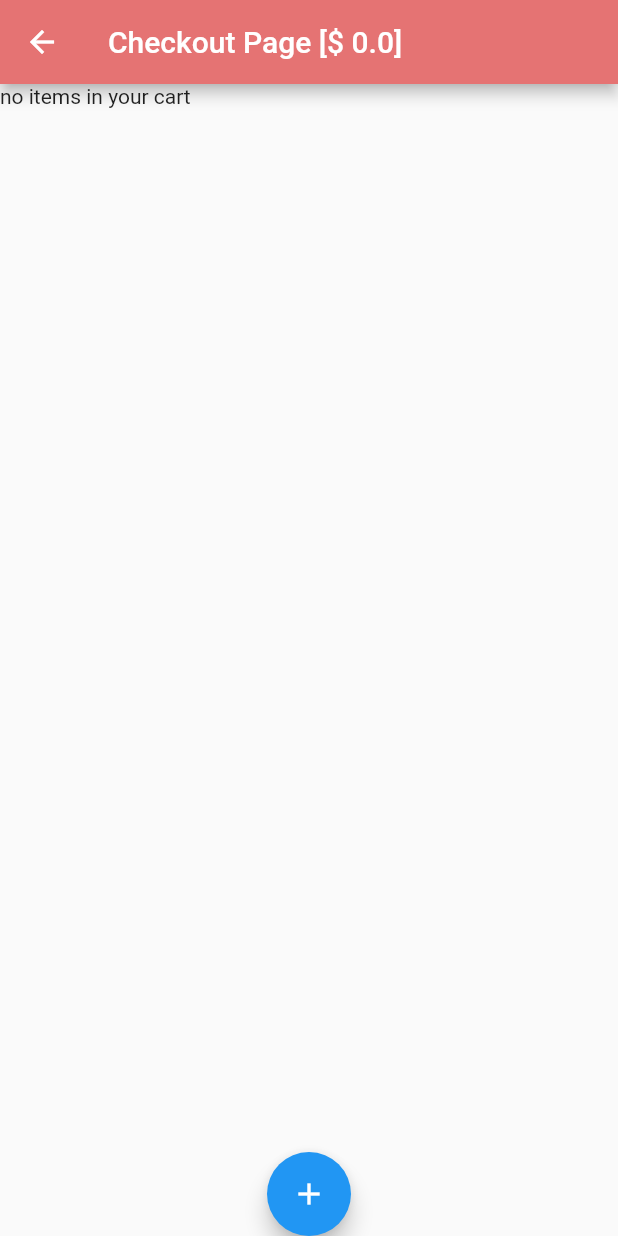
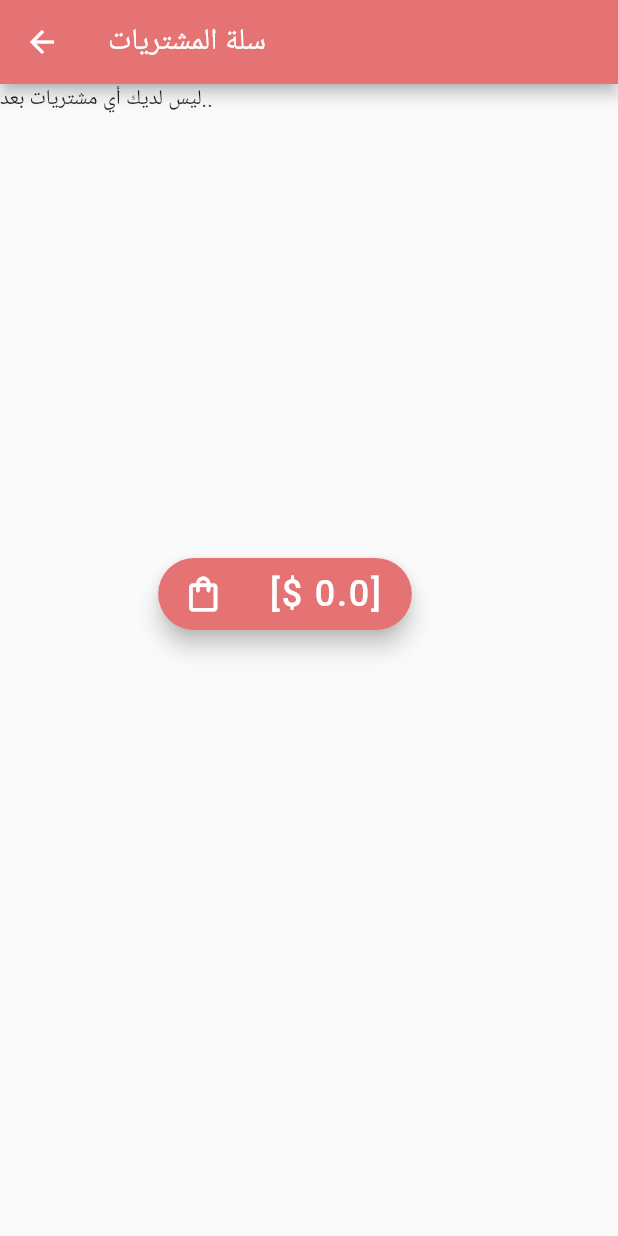
Before and after one commit to AlaaAlshamaa/babysita, a Flutter app: the Mycart screen opened directly, on a phone screen of 412 x 824 dp. Run offline on Flutter 3.47's test engine with Material 2 defaults, Android fonts, the phone set to English and light mode, and no system bars; our stand-ins replace bloc, dio, flutter_bloc, shared_preferences; accounts and stored records are empty.

Commit message:
+-quantity .. bloc problem

```diff
--- a/lib/3/HomePage.dart
+++ b/lib/3/HomePage.dart
@@ -17,9 +17,10 @@ class _HomePageState extends State<HomePage> {
     Item(
       title: 'T-SHIRT ',
       price: 500.0,
+      quantity: 1,
     ),
-    Item(title: 'SHOES ', price: 400.0),
-    Item(title: 'PRASHOT', price: 40.0),
+    Item(title: 'SHOES ', price: 400.0, quantity: 1),
+    Item(title: 'PRASHOT', price: 40.0, quantity: 1),
   ];
   @override
   Widget build(BuildContext context) {
--- a/lib/3/ItemModel.dart
+++ b/lib/3/ItemModel.dart
@@ -3,18 +3,22 @@ import 'dart:convert';
 class Item {
   String title;
   double price;
+  int quantity;
   Item({
     required this.title,
     required this.price,
+    required this.quantity,
   });
 
   Item copyWith({
     String? title,
     double? price,
+    int? quantity,
   }) {
     return Item(
       title: title ?? this.title,
       price: price ?? this.price,
+      quantity: quantity ?? this.quantity,
     );
   }
 
@@ -23,6 +27,7 @@ class Item {
 
     result.addAll({'title': title});
     result.addAll({'price': price});
+    result.addAll({'quantity': quantity});
 
     return result;
   }
@@ -31,6 +36,7 @@ class Item {
     return Item(
       title: map['title'] ?? '',
       price: map['price']?.toDouble() ?? 0.0,
+      quantity: map['quantity']?.toInt() ?? 0,
     );
   }
 
@@ -39,15 +45,19 @@ class Item {
   factory Item.fromJson(String source) => Item.fromMap(json.decode(source));
 
   @override
-  String toString() => 'Item(title: $title, price: $price)';
+  String toString() =>
+      'Item(title: $title, price: $price , quantity: $quantity)';
 
   @override
   bool operator ==(Object other) {
     if (identical(this, other)) return true;
 
-    return other is Item && other.title == title && other.price == price;
+    return other is Item &&
+        other.title == title &&
+        other.price == price &&
+        other.quantity == quantity;
   }
 
   @override
-  int get hashCode => title.hashCode ^ price.hashCode;
+  int get hashCode => title.hashCode ^ price.hashCode ^ quantity.hashCode;
 }
--- a/lib/3/Mycart.dart
+++ b/lib/3/Mycart.dart
@@ -1,6 +1,9 @@
 import 'package:flutter/material.dart';
 import 'package:testgit/3/CartModel.dart';
 import 'package:provider/provider.dart';
+import 'package:flutter_bloc/flutter_bloc.dart';
+
+import 'bloc/cart_bloc.dart';
 
 class Mycart extends StatefulWidget {
   // Mycart({Key key}) : super(key: key);
@@ -17,10 +20,10 @@ class _MycartState extends State<Mycart> {
         return Scaffold(
           appBar: AppBar(
             backgroundColor: Colors.red[300],
-              title: Text('Checkout Page [\$ ${cart.totalPrice}]'),
+            title: Text('سلة المشتريات'),
           ),
           body: cart.basketItems.length == 0
-                ? Text('no items in your cart')
+              ? Text('ليس لديك أي مشتريات بعد..')
               : ListView.builder(
                   itemCount: cart.basketItems.length,
                   itemBuilder: (context, index) {
@@ -29,25 +32,54 @@ class _MycartState extends State<Mycart> {
                         title: Text(cart.basketItems[index].title),
                         subtitle:
                             Text(cart.basketItems[index].price.toString()),
-                          trailing: IconButton(
+                        leading:
+                            Text(cart.basketItems[index].quantity.toString()),
+                        trailing: Wrap(
+                          children: [
+                            IconButton(
+                              icon: Icon(Icons.add),
+                              onPressed: () {
+                                cart.addone(cart.basketItems[index]);
+                              },
+                            ),
+                            IconButton(
+                              icon: Icon(Icons.minimize),
+                              onPressed: () {
+                                cart.minimize(cart.basketItems[index]);
+                              },
+                            ),
+                            IconButton(
                               icon: Icon(Icons.delete),
                               onPressed: () {
                                 cart.remove(cart.basketItems[index]);
                               },
                             ),
+                          ],
+                        ),
                       ),
                     );
                   },
                 ),
-            floatingActionButtonLocation:
-                FloatingActionButtonLocation.centerDocked,
-            floatingActionButton: FloatingActionButton(
-              child: Icon(Icons.add),
-              backgroundColor: Colors.blue,
+          floatingActionButton: Center(
+            child: FloatingActionButton.extended(
+              extendedIconLabelSpacing: 30,
+              backgroundColor: Colors.red[300],
+              label: Text('[\$ ${cart.totalPrice}]',
+                  style: TextStyle(
+                    fontSize: 24,
+                  )), // <-- Text
+              icon: Icon(
+                // <-- Icon
+                Icons.shopping_bag_outlined,
+                size: 28.0,
+              ),
               onPressed: () {
-                setState(() {});
+                print("serv");
+                context.read<CartBloc>().add(AddCart(order: cart));
               },
-            ));
+            ),
+          ),
+        );
       },
     );
   }
--- /dev/null
+++ b/lib/3/bloc/cart_event.dart
@@ -0,0 +1,18 @@
+part of 'cart_bloc.dart';
+
+@immutable
+abstract class CartEvent {}
+
+class AddCart extends CartEvent {
+  /* List<Item> items = [];
+  double totalPrice = 0.0;
+  AddCart({
+    required this.items,
+    required this.totalPrice,
+  });
+  */
+  Cart order = Cart();
+  AddCart({
+    required this.order,
+  });
+}
--- /dev/null
+++ b/lib/3/bloc/cart_state.dart
@@ -0,0 +1,12 @@
+part of 'cart_bloc.dart';
+
+@immutable
+abstract class CartState {}
+
+class CartInitial extends CartState {}
+
+class Loading extends CartState {}
+
+class Ok extends CartState {}
+
+class Error extends CartState {}
--- a/lib/Code/CodeUi.dart
+++ b/lib/Code/CodeUi.dart
@@ -36,7 +36,7 @@ class CodeUi extends StatefulWidget {
               mainAxisAlignment: MainAxisAlignment.spaceAround,
               children: [
                 Text(
-                  "Testgit",
+                  "testgit",
                   style: TextStyle(
                     fontSize: 40,
                     color: Colors.red[300],
--- a/lib/Code/CodeUi2.dart
+++ b/lib/Code/CodeUi2.dart
@@ -45,7 +45,7 @@ class _CodeUi2State extends State<CodeUi2> {
                 mainAxisAlignment: MainAxisAlignment.spaceAround,
                 children: [
                   Text(
-                    "Testgit",
+                    "testgit",
                     style: TextStyle(
                       fontSize: 40,
                       color: Colors.red[300],
--- a/lib/SingUp/SingUpUI.dart
+++ b/lib/SingUp/SingUpUI.dart
@@ -28,7 +28,7 @@ class SingUpUI extends StatelessWidget {
                   mainAxisAlignment: MainAxisAlignment.spaceAround,
                   children: [
                     Text(
-                      "Testgit",
+                      "testgit",
                       style: TextStyle(
                         fontSize: 40,
                         color: Colors.red[300],
--- a/pubspec.yaml
+++ b/pubspec.yaml
@@ -36,6 +36,7 @@ dependencies:
   cupertino_icons: ^1.0.2
   flutter_bloc: ^8.1.1
   dio: ^4.0.6
+  http: ^0.13.5
   shared_preferences: ^2.0.15
 
 
```
Also changed, not shown: lib/3/CartModel.dart (+30 -1 lines), lib/3/bloc/cart_bloc.dart (added, +48 -0 lines), pubspec.lock. Lines whose indentation alone changed are shown as unchanged.
